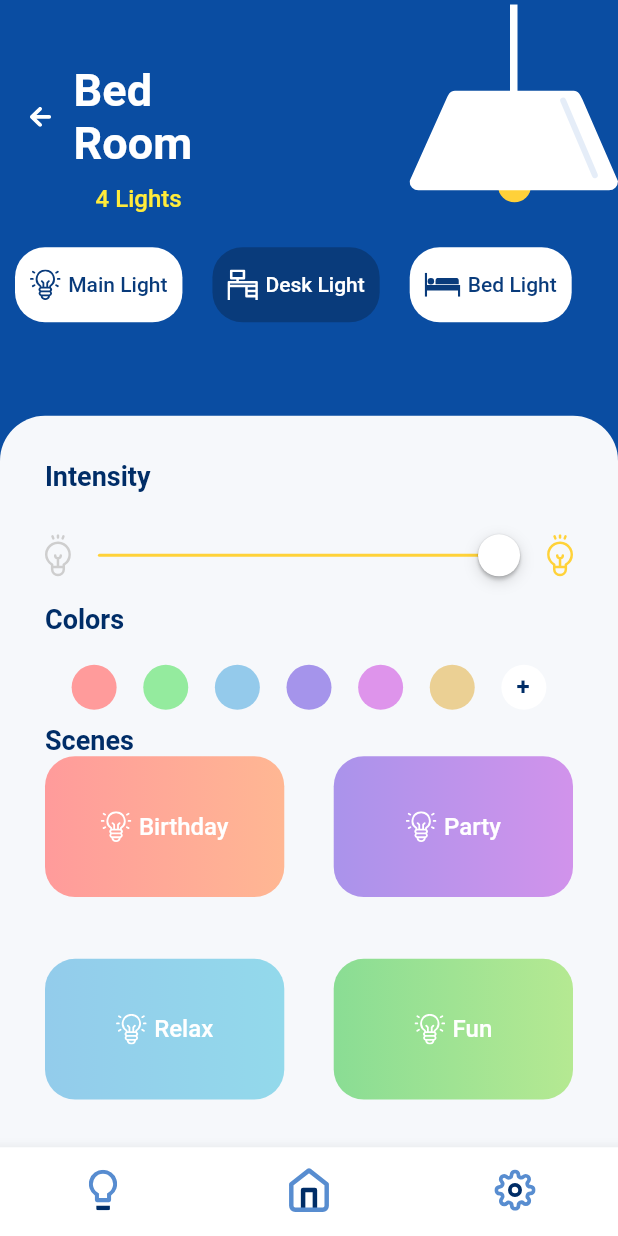
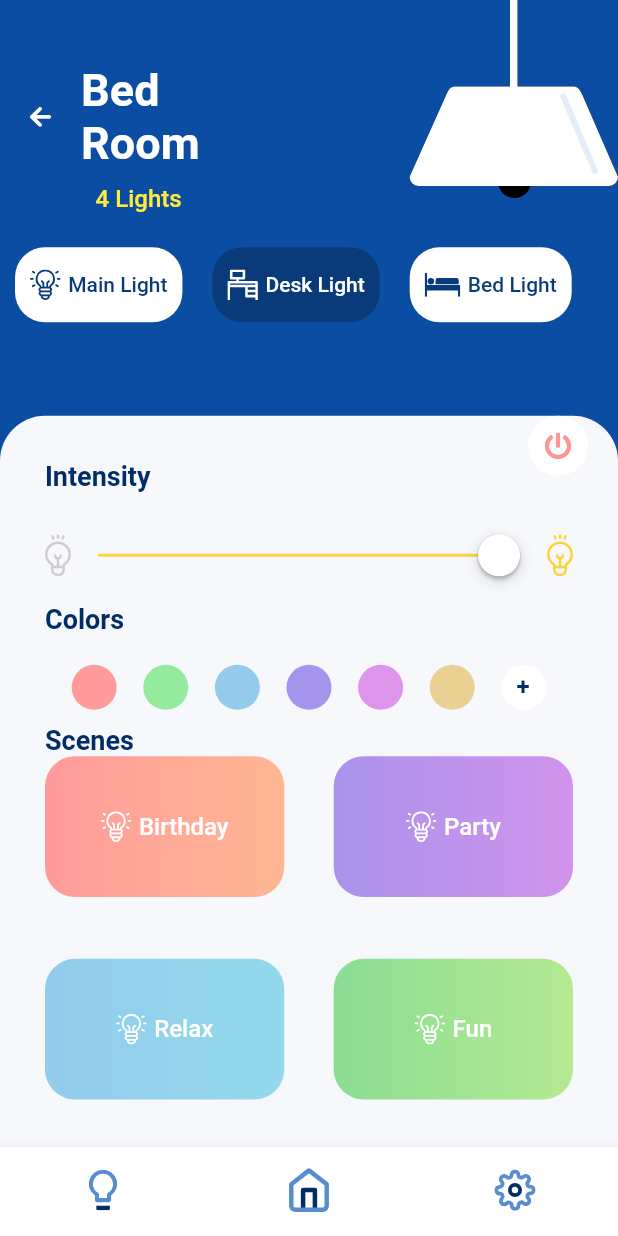
Before and after one commit to samgrover10/flutter_assignment, a Flutter app: the screen it shows after launch, after a tap on "Bed room", on a phone screen of 412 x 824 dp. Run offline on Flutter 3.47's test engine with Material 2 defaults, Android fonts, the phone set to English and light mode, and no system bars; drawn by our look-alikes of auto_size_text; our stand-ins replace flutter_svg.

Commit message:
added button/slider functionality

```diff
--- a/lib/screens/home_screen.dart
+++ b/lib/screens/home_screen.dart
@@ -16,11 +16,13 @@ class _HomeScreenState extends State<HomeScreen>
     with SingleTickerProviderStateMixin, TickerProviderStateMixin {
   bool roomSelected = false;
   double brightness = 1.0;
+  Color bulbColor = Colors.black;
+
   late final AnimationController _slideAnimationController =
       AnimationController(
-          vsync: this, duration: const Duration(milliseconds: 1000));
+          vsync: this, duration: const Duration(milliseconds: 500));
   late final AnimationController _fadeAnimationController = AnimationController(
-      vsync: this, duration: const Duration(milliseconds: 1000));
+      vsync: this, duration: const Duration(milliseconds: 500));
   late final Animation<Offset> _slideAnimation =
       Tween<Offset>(begin: const Offset(-2.5, 0), end: Offset.zero).animate(
           CurvedAnimation(
@@ -59,7 +61,7 @@ class _HomeScreenState extends State<HomeScreen>
               height: roomSelected
                   ? MediaQuery.of(context).size.height * 0.3
                   : MediaQuery.of(context).size.height * 0.2,
-              duration: const Duration(seconds: 1),
+              duration: const Duration(milliseconds: 500),
               child: !roomSelected
                   ? Container(
                       margin: const EdgeInsets.only(top: 50),
@@ -92,11 +94,13 @@ class _HomeScreenState extends State<HomeScreen>
                         ],
                       ),
                     )
-                  : TopPart(backButtonPressed, _slideAnimationController),
+                  : TopPart(
+                      backButtonPressed, bulbColor.withOpacity(brightness)),
             ),
             const SizedBox(height: 30),
             Expanded(
-              child: AnimatedContainer(
+              child: Stack(children: [
+                AnimatedContainer(
                   width: MediaQuery.of(context).size.width,
                   height: roomSelected
                       ? MediaQuery.of(context).size.height * 0.6
@@ -107,7 +111,7 @@ class _HomeScreenState extends State<HomeScreen>
                       borderRadius: BorderRadius.only(
                           topLeft: Radius.circular(30),
                           topRight: Radius.circular(30))),
-                duration: const Duration(seconds: 1),
+                  duration: const Duration(milliseconds: 500),
                   child: !roomSelected
                       ? Column(
                           mainAxisAlignment: MainAxisAlignment.start,
@@ -158,13 +162,13 @@ class _HomeScreenState extends State<HomeScreen>
                                         activeColor: const Color(0xffFFD239),
                                         min: 0,
                                         max: 1.0,
-                                      divisions: 6,
                                         value: brightness,
-                                      onChanged: (brightnessFrac) {
+                                        onChanged: (brightnessFrac){
                                             setState(() {
                                             brightness = brightnessFrac;
                                           });
-                                      }),
+                                        },
+                                  ),
                                 ),
                                 ),
                                 const SizedBox(
@@ -193,44 +197,86 @@ class _HomeScreenState extends State<HomeScreen>
                               children: [
                                 SlideTransition(
                                   position: _slideAnimation,
+                                  child: GestureDetector(
+                                    onTap: () {
+                                      setState(() {
+                                        bulbColor = _colors[0];
+                                      });
+                                    },
                                     child: CircleAvatar(
                                       backgroundColor: _colors[0],
                                       radius: 15,
                                     ),
                                   ),
+                                ),
                                 SlideTransition(
                                   position: _slideAnimation,
+                                  child: GestureDetector(
+                                    onTap: () {
+                                      setState(() {
+                                        bulbColor = _colors[1];
+                                      });
+                                    },
                                     child: CircleAvatar(
                                       backgroundColor: _colors[1],
                                       radius: 15,
                                     ),
                                   ),
+                                ),
                                 SlideTransition(
                                   position: _slideAnimation,
+                                  child: GestureDetector(
+                                    onTap: () {
+                                      setState(() {
+                                        bulbColor = _colors[2];
+                                      });
+                                    },
                                     child: CircleAvatar(
                                       backgroundColor: _colors[2],
                                       radius: 15,
                                     ),
                                   ),
+                                ),
                                 SlideTransition(
                                   position: _slideAnimation,
+                                  child: GestureDetector(
+                                    onTap: () {
+                                      setState(() {
+                                        bulbColor = _colors[3];
+                                      });
+                                    },
                                     child: CircleAvatar(
                                       backgroundColor: _colors[3],
                                       radius: 15,
                                     ),
                                   ),
+                                ),
                                 SlideTransition(
                                   position: _slideAnimation,
+                                  child: GestureDetector(
+                                    onTap: () {
+                                      setState(() {
+                                        bulbColor = _colors[4];
+                                      });
+                                    },
                                     child: CircleAvatar(
                                       backgroundColor: _colors[4],
                                       radius: 15,
                                     ),
                                   ),
+                                ),
                                 SlideTransition(
                                   position: _slideAnimation,
+                                  child: GestureDetector(
+                                    onTap: () {
+                                      setState(() {
+                                        bulbColor = _colors[5];
+                                      });
+                                    },
                                     child: CircleAvatar(
                                       backgroundColor: _colors[5],
                                       radius: 15,
+                                    ),
                                   ),
                                 ),
                                 SlideTransition(
@@ -269,10 +315,14 @@ class _HomeScreenState extends State<HomeScreen>
                                           crossAxisCount: 2,
                                           childAspectRatio: 1.7,
                                           crossAxisSpacing:
-                                            MediaQuery.of(context).size.width *
+                                              MediaQuery.of(context)
+                                                      .size
+                                                      .width *
                                                   0.08,
                                           mainAxisSpacing:
-                                            MediaQuery.of(context).size.height *
+                                              MediaQuery.of(context)
+                                                      .size
+                                                      .height *
                                                   0.05),
                                   children: [
                                     SceneItem(
@@ -302,6 +352,32 @@ class _HomeScreenState extends State<HomeScreen>
                           ],
                         ),
                 ),
+                roomSelected
+                    ? Align(
+                        // right: MediaQuery.of(context).size.width*0.1,
+                        // bottom: MediaQuery.of(context).size.height*0.7,
+                        // left: MediaQuery.of(context).size.width*0.9 ,
+                        alignment: Alignment.topRight,
+                        child: Padding(
+                          padding: const EdgeInsets.symmetric(horizontal: 20),
+                          child: GestureDetector(
+                            onTap: () {
+                              setState(() {
+                                bulbColor = bulbColor != Colors.black
+                                    ? Colors.black
+                                    : Colors.yellow;
+                              });
+                            },
+                            child: CircleAvatar(
+                              backgroundColor: Colors.white,
+                              radius: 20.0,
+                              child: SvgPicture.asset(
+                                  'assets/Icon awesome-power-off.svg'),
+                            ),
+                          ),
+                        ))
+                    : Container()
+              ]),
             )
           ],
         ));
--- a/lib/widgets/top_part.dart
+++ b/lib/widgets/top_part.dart
@@ -5,15 +5,15 @@ import 'package:flutter_svg/flutter_svg.dart';
 
 class TopPart extends StatefulWidget {
   Function backFn;
-  AnimationController animationController;
-  TopPart(this.backFn, this.animationController);
+  Color bulbColor;
+  TopPart(this.backFn,this.bulbColor);
   @override
   _TopPartState createState() => _TopPartState();
 }
 
 class _TopPartState extends State<TopPart> with SingleTickerProviderStateMixin {
   late final AnimationController slideController =
-      AnimationController(vsync: this, duration: const Duration(seconds: 1));
+      AnimationController(vsync: this, duration: const Duration(milliseconds: 500));
   late final Animation<Offset> slideAnimation;
   @override
   void initState() {
@@ -61,9 +61,10 @@ class _TopPartState extends State<TopPart> with SingleTickerProviderStateMixin {
                               widget.backFn();
                             },
                             child: SvgPicture.asset(
-                                'assets/Icon ionic-md-arrow-round-back.svg'),
+                                'assets/Icon ionic-md-arrow-round-back.svg',),
+
                           ),
-                          const SizedBox(width: 15),
+                          const SizedBox(width: 20),
                           const Expanded(
                             child: AutoSizeText(
                               'Bed Room',
@@ -90,7 +91,13 @@ class _TopPartState extends State<TopPart> with SingleTickerProviderStateMixin {
                     ],
                   ),
                 ),
-                SvgPicture.asset('assets/light bulb.svg'),
+                Stack(children: [
+                  SvgPicture.asset(
+                    'assets/light bulb.svg',
+                    color: widget.bulbColor,
+                  ),
+                  SvgPicture.asset('assets/Group 38.svg')
+                ]),
               ],
             ),
           ),
```
Lines whose indentation alone changed are shown as unchanged.
